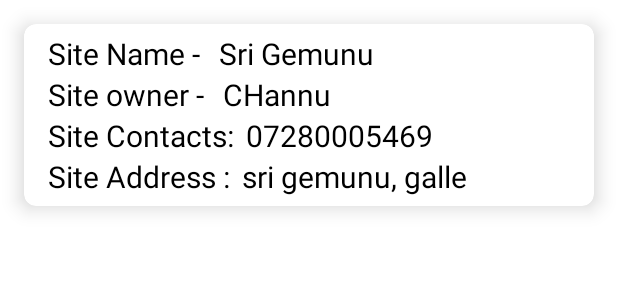
After one commit to MAD-Proj-Y02S02/SecurityService-AndroidApp, an Android app: the layout item.xml on its own in the app's theme, with its tools: preview values and no code run, on a phone screen of 412 x 824 dp. The commit adds this screen. Shown: the top 300 px of the screen. Run offline under Robolectric (Android 15) with nearby library versions, the phone set to English and light mode, and no system bars.

Commit message:
Added Site Viewing function

```diff
--- a/app/build.gradle
+++ b/app/build.gradle
@@ -35,9 +35,9 @@ dependencies {
     implementation 'androidx.appcompat:appcompat:1.3.1'
     implementation 'com.google.android.material:material:1.4.0'
     implementation 'androidx.constraintlayout:constraintlayout:2.1.0'
-    implementation 'com.google.firebase:firebase-database:19.2.1'
     testImplementation 'junit:junit:4.+'
     androidTestImplementation 'androidx.test.ext:junit:1.1.3'
     androidTestImplementation 'androidx.test.espresso:espresso-core:3.4.0'
     implementation platform('com.google.firebase:firebase-bom:28.4.1')
+    implementation 'com.google.firebase:firebase-database:20.0.2'
 }
--- a/app/src/main/AndroidManifest.xml
+++ b/app/src/main/AndroidManifest.xml
@@ -9,6 +9,9 @@
         android:roundIcon="@mipmap/ic_launcher_round"
         android:supportsRtl="true"
         android:theme="@style/Theme.SecurityServiceAndroidApp">
+        <activity
+            android:name=".view"
+            android:exported="true" />
         <activity
             android:name=".Addsites"
             android:exported="true" />
--- a/app/src/main/res/layout/activity_addsites.xml
+++ b/app/src/main/res/layout/activity_addsites.xml
@@ -67,7 +67,7 @@
         android:layout_height="52dp"
         android:ems="10"
         android:hint="Address"
-        android:inputType="textPersonName"
+        android:inputType="text"
         app:layout_constraintBottom_toBottomOf="parent"
         app:layout_constraintEnd_toEndOf="parent"
         app:layout_constraintStart_toStartOf="parent"
--- /dev/null
+++ b/app/src/main/res/layout/item.xml
@@ -0,0 +1,114 @@
+<?xml version="1.0" encoding="utf-8"?>
+<androidx.cardview.widget.CardView xmlns:android="http://schemas.android.com/apk/res/android"
+    android:layout_width="match_parent"
+    android:layout_height="wrap_content"
+    xmlns:app="http://schemas.android.com/apk/res-auto"
+    app:cardElevation="8dp"
+    app:cardCornerRadius="8dp"
+    android:layout_margin="16dp">
+
+    <LinearLayout
+        android:layout_width="344dp"
+        android:layout_height="wrap_content"
+        android:layout_marginVertical="6dp"
+        android:layout_marginStart="16dp"
+        android:orientation="vertical">
+
+        <LinearLayout
+            android:layout_width="wrap_content"
+            android:layout_height="wrap_content"
+            android:layout_gravity="center_vertical"
+            android:orientation="horizontal">
+
+            <TextView
+                android:layout_width="wrap_content"
+                android:layout_height="wrap_content"
+                android:text="Site Name - "
+                android:textColor="@color/black"
+                android:textSize="20sp" />
+
+            <TextView
+                android:id="@+id/site_txt"
+                android:layout_width="wrap_content"
+                android:layout_height="wrap_content"
+                android:layout_marginStart="8dp"
+                android:text="Sri Gemunu"
+                android:textColor="@color/black"
+                android:textSize="20sp" />
+        </LinearLayout>
+
+        <LinearLayout
+            android:layout_width="wrap_content"
+            android:layout_height="wrap_content"
+            android:layout_gravity="center_vertical"
+            android:orientation="horizontal">
+
+            <TextView
+                android:layout_width="wrap_content"
+                android:layout_height="wrap_content"
+                android:text="Site owner - "
+                android:textColor="@color/black"
+                android:textSize="20sp" />
+
+            <TextView
+                android:id="@+id/siteowner_txt"
+                android:layout_width="wrap_content"
+                android:layout_height="wrap_content"
+                android:layout_marginStart="8dp"
+                android:text="CHannu"
+                android:textColor="@color/black"
+                android:textSize="20sp" />
+        </LinearLayout>
+
+        <LinearLayout
+            android:layout_width="wrap_content"
+            android:layout_height="wrap_content"
+            android:layout_gravity="center_vertical"
+            android:orientation="horizontal">
+
+            <TextView
+                android:layout_width="wrap_content"
+                android:layout_height="wrap_content"
+                android:text="Site Contacts:"
+                android:textColor="@color/black"
+                android:textSize="20sp" />
+
+            <TextView
+                android:id="@+id/sitecontact_txt"
+                android:layout_width="wrap_content"
+                android:layout_height="wrap_content"
+                android:layout_marginStart="8dp"
+                android:text="07280005469"
+                android:textColor="@color/black"
+                android:textSize="20sp" />
+        </LinearLayout>
+
+        <LinearLayout
+            android:layout_width="wrap_content"
+            android:layout_height="wrap_content"
+            android:layout_gravity="center_vertical"
+            android:orientation="horizontal">
+
+            <TextView
+                android:layout_width="wrap_content"
+                android:layout_height="wrap_content"
+                android:text="Site Address :"
+                android:textColor="@color/black"
+                android:textSize="20sp" />
+
+            <TextView
+                android:id="@+id/address_txt"
+                android:layout_width="wrap_content"
+                android:layout_height="wrap_content"
+                android:layout_marginStart="8dp"
+                android:text="sri gemunu, galle"
+                android:textColor="@color/black"
+                android:textSize="20sp" />
+        </LinearLayout>
+
+
+    </LinearLayout>
+
+
+
+</androidx.cardview.widget.CardView>
```
Also changed, not shown: app/src/main/java/com/example/securityservice_androidapp/Addsites.java (+21 -15 lines), app/src/main/java/com/example/securityservice_androidapp/MyAdapter.java (added, +65 -0 lines), app/src/main/java/com/example/securityservice_androidapp/Sites.java (+8 -2 lines), app/src/main/java/com/example/securityservice_androidapp/UserSites.java (added, +21 -0 lines), app/src/main/java/com/example/securityservice_androidapp/view.java (added, +61 -0 lines), app/src/main/res/layout/activity_view.xml (added, +16 -0 lines), 2 other files.
